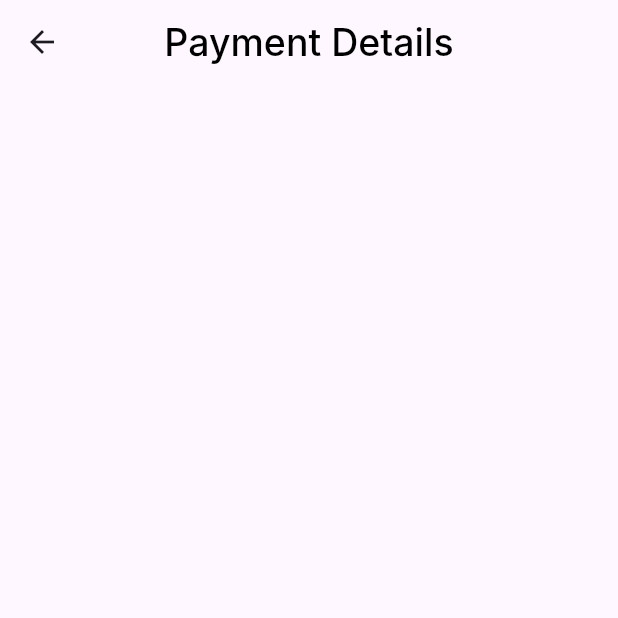
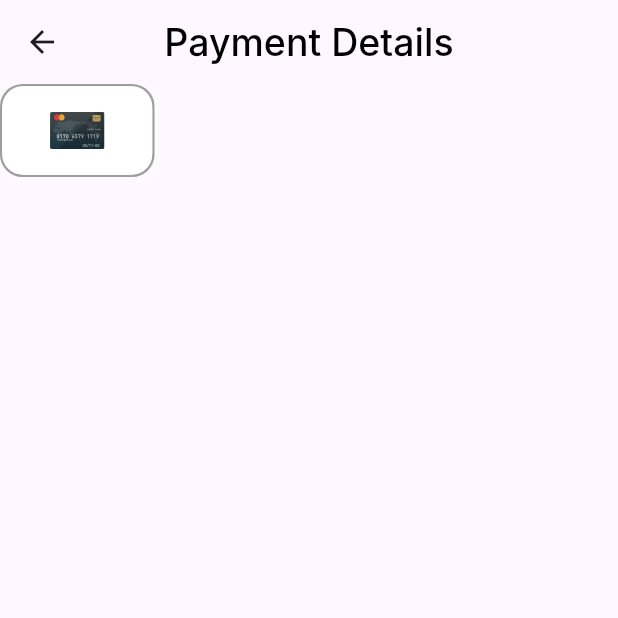
Before and after one commit to yousefmohamed35/check_out_app, a Flutter app: the PaymentDetailsView screen opened directly, on a phone screen of 412 x 824 dp, the top half of it. Run offline on Flutter 3.47's test engine with Material 3 defaults, Android fonts, the phone set to English and light mode, and no system bars; our stand-ins replace device_preview, flutter_svg; Roboto replaces fonts that are missing (Inter).

Commit message:
create payment method item

```diff
--- a/lib/features/checkout/peresentation/views/payment_details_view.dart
+++ b/lib/features/checkout/peresentation/views/payment_details_view.dart
@@ -1,5 +1,6 @@
 import 'package:flutter/material.dart';
 import 'package:paymentapp/core/utils/widgets/custom_app_bar.dart';
+import 'package:paymentapp/features/checkout/peresentation/views/widgets/payment_details_view_body.dart';
 
 class PaymentDetailsView extends StatelessWidget {
   const PaymentDetailsView({super.key});
@@ -8,6 +9,7 @@ class PaymentDetailsView extends StatelessWidget {
   Widget build(BuildContext context) {
     return Scaffold(
       appBar: buildAppBar(title: 'Payment Details'),
+      body:const PaymentDetailsViewBody(),
     );
   }
 }
--- /dev/null
+++ b/lib/features/checkout/peresentation/views/widgets/payment_details_view_body.dart
@@ -0,0 +1,15 @@
+import 'package:flutter/material.dart';
+import 'package:paymentapp/features/checkout/peresentation/views/widgets/payment_method_item.dart';
+
+class PaymentDetailsViewBody extends StatelessWidget {
+  const PaymentDetailsViewBody({super.key});
+
+  @override
+  Widget build(BuildContext context) {
+    return Column(
+      children: [
+        PaymentMethodItem(),
+      ],
+    );
+  }
+}
--- /dev/null
+++ b/lib/features/checkout/peresentation/views/widgets/payment_method_item.dart
@@ -0,0 +1,46 @@
+import 'package:flutter/material.dart';
+import 'package:flutter_svg/svg.dart';
+
+class PaymentMethodItem extends StatelessWidget {
+  const PaymentMethodItem({
+    super.key,
+    this.isActive = false,
+  });
+  final bool isActive;
+  @override
+  Widget build(BuildContext context) {
+    return AnimatedContainer(
+      duration: const Duration(milliseconds: 600),
+      width: 103,
+      height: 62,
+      decoration: ShapeDecoration(
+        shape: RoundedRectangleBorder(
+          borderRadius: BorderRadius.circular(15),
+          side: BorderSide(
+            width: 1.50,
+            color: isActive ? const Color(0xff34A853) : Colors.grey,
+          ),
+        ),
+        shadows: [
+          BoxShadow(
+            color: isActive ? const Color(0xff34A853) : Colors.white,
+            offset: const Offset(0, 0),
+            blurRadius: 4,
+            spreadRadius: 0,
+          ),
+        ],
+      ),
+      child: Container(
+        alignment: Alignment.center,
+        decoration: BoxDecoration(
+          borderRadius: BorderRadius.circular(15),
+          color: Colors.white,
+        ),
+        child: SvgPicture.asset(
+          'assets/image/card.svg',
+          height: 25,
+        ),
+      ),
+    );
+  }
+}
--- a/pubspec.yaml
+++ b/pubspec.yaml
@@ -36,6 +36,7 @@ dependencies:
   # Use with the CupertinoIcons class for iOS style icons.
   cupertino_icons: ^1.0.6
   device_preview: ^1.2.0
+  flutter_svg: ^2.0.10+1
 
 dev_dependencies:
   flutter_test:
```
Also changed, not shown: assets/image/card.svg (added), assets/image/paypal.svg (added), pubspec.lock.
